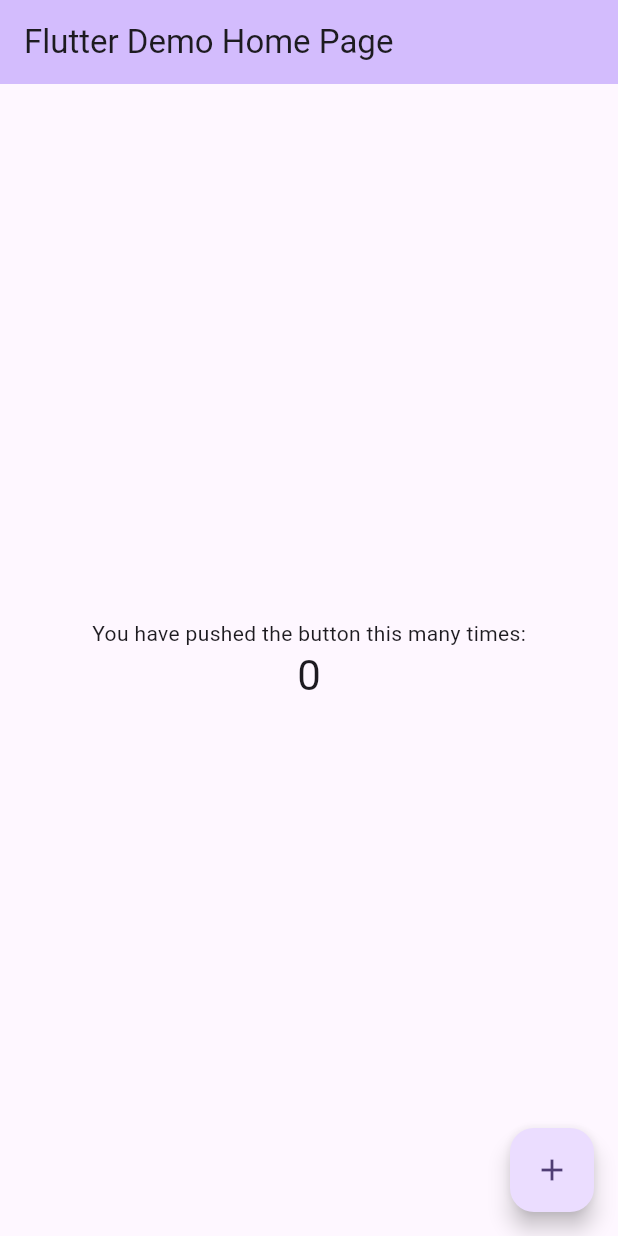
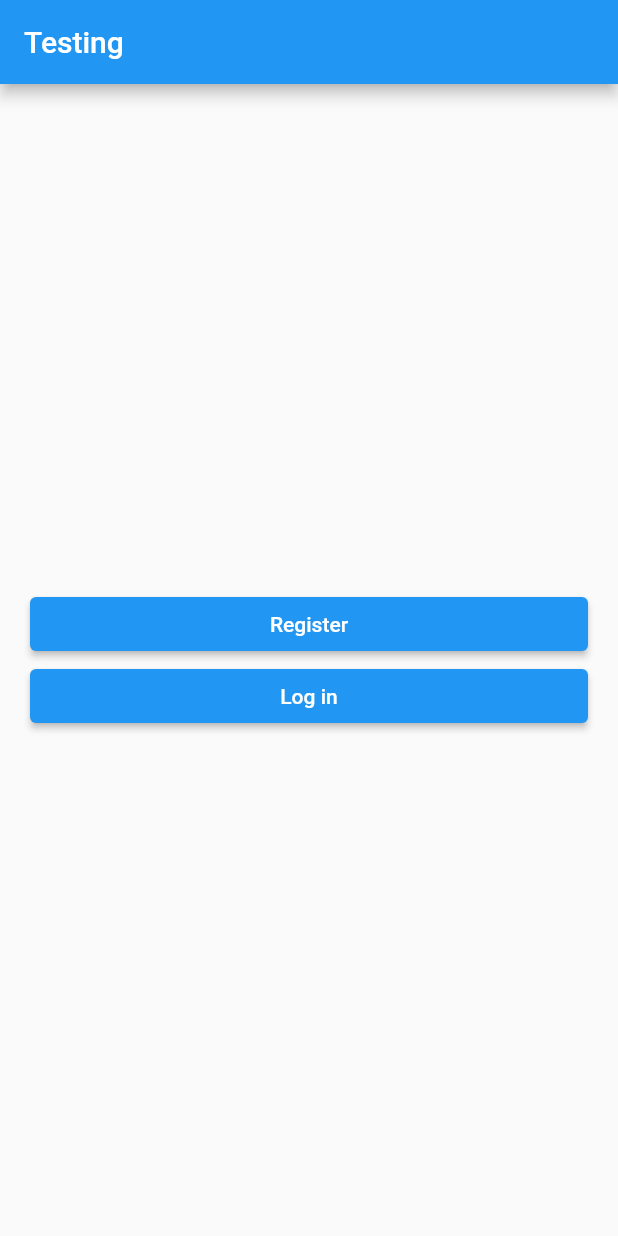
Before and after one commit to krsticmilos02/RMAS, a Flutter app: the screen it shows after launch, on a phone screen of 412 x 824 dp. Run offline on Flutter 3.47's test engine with Material 2 defaults, Android fonts, the phone set to English and light mode, and no system bars; our stand-ins replace firebase_auth, firebase_core, get; accounts and stored records are empty.

```diff
--- a/aplikacija/lib/main.dart
+++ b/aplikacija/lib/main.dart
@@ -1,125 +1,29 @@
+import 'package:firebase_core/firebase_core.dart';
 import 'package:flutter/material.dart';
+import 'package:quiz_city_rmas/authentication_repository/authentication_repository.dart';
+import 'package:quiz_city_rmas/firebase_options.dart';
+import 'package:quiz_city_rmas/login_screen/login_screen.dart';
+import 'login_screen/login_screen.dart';
+import 'register_screen/register_screen.dart';
+import 'package:get/get.dart';
+import 'screens/welcome_screen_widget.dart';
 
-void main() {
-  runApp(const MyApp());
+Future<void> main() async {
+  WidgetsFlutterBinding.ensureInitialized();
+
+  await Firebase.initializeApp(
+    options: DefaultFirebaseOptions.currentPlatform,
+  ).then((value) => Get.put(AuthenticationRepository()));
+  runApp(MyApp());
 }
 
 class MyApp extends StatelessWidget {
   const MyApp({super.key});
 
-  // This widget is the root of your application.
   @override
   Widget build(BuildContext context) {
-    return MaterialApp(
-      title: 'Flutter Demo',
-      theme: ThemeData(
-        // This is the theme of your application.
-        //
-        // TRY THIS: Try running your application with "flutter run". You'll see
-        // the application has a blue toolbar. Then, without quitting the app,
-        // try changing the seedColor in the colorScheme below to Colors.green
-        // and then invoke "hot reload" (save your changes or press the "hot
-        // reload" button in a Flutter-supported IDE, or press "r" if you used
-        // the command line to start the app).
-        //
-        // Notice that the counter didn't reset back to zero; the application
-        // state is not lost during the reload. To reset the state, use hot
-        // restart instead.
-        //
-        // This works for code too, not just values: Most code changes can be
-        // tested with just a hot reload.
-        colorScheme: ColorScheme.fromSeed(seedColor: Colors.deepPurple),
-        useMaterial3: true,
-      ),
-      home: const MyHomePage(title: 'Flutter Demo Home Page'),
+    return GetMaterialApp(
+      home: WelcomeScreen(),
     );
   }
 }
-
-class MyHomePage extends StatefulWidget {
-  const MyHomePage({super.key, required this.title});
-
-  // This widget is the home page of your application. It is stateful, meaning
-  // that it has a State object (defined below) that contains fields that affect
-  // how it looks.
-
-  // This class is the configuration for the state. It holds the values (in this
-  // case the title) provided by the parent (in this case the App widget) and
-  // used by the build method of the State. Fields in a Widget subclass are
-  // always marked "final".
-
-  final String title;
-
-  @override
-  State<MyHomePage> createState() => _MyHomePageState();
-}
-
-class _MyHomePageState extends State<MyHomePage> {
-  int _counter = 0;
-
-  void _incrementCounter() {
-    setState(() {
-      // This call to setState tells the Flutter framework that something has
-      // changed in this State, which causes it to rerun the build method below
-      // so that the display can reflect the updated values. If we changed
-      // _counter without calling setState(), then the build method would not be
-      // called again, and so nothing would appear to happen.
-      _counter++;
-    });
-  }
-
-  @override
-  Widget build(BuildContext context) {
-    // This method is rerun every time setState is called, for instance as done
-    // by the _incrementCounter method above.
-    //
-    // The Flutter framework has been optimized to make rerunning build methods
-    // fast, so that you can just rebuild anything that needs updating rather
-    // than having to individually change instances of widgets.
-    return Scaffold(
-      appBar: AppBar(
-        // TRY THIS: Try changing the color here to a specific color (to
-        // Colors.amber, perhaps?) and trigger a hot reload to see the AppBar
-        // change color while the other colors stay the same.
-        backgroundColor: Theme.of(context).colorScheme.inversePrimary,
-        // Here we take the value from the MyHomePage object that was created by
-        // the App.build method, and use it to set our appbar title.
-        title: Text(widget.title),
-      ),
-      body: Center(
-        // Center is a layout widget. It takes a single child and positions it
-        // in the middle of the parent.
-        child: Column(
-          // Column is also a layout widget. It takes a list of children and
-          // arranges them vertically. By default, it sizes itself to fit its
-          // children horizontally, and tries to be as tall as its parent.
-          //
-          // Column has various properties to control how it sizes itself and
-          // how it positions its children. Here we use mainAxisAlignment to
-          // center the children vertically; the main axis here is the vertical
-          // axis because Columns are vertical (the cross axis would be
-          // horizontal).
-          //
-          // TRY THIS: Invoke "debug painting" (choose the "Toggle Debug Paint"
-          // action in the IDE, or press "p" in the console), to see the
-          // wireframe for each widget.
-          mainAxisAlignment: MainAxisAlignment.center,
-          children: <Widget>[
-            const Text(
-              'You have pushed the button this many times:',
-            ),
-            Text(
-              '$_counter',
-              style: Theme.of(context).textTheme.headlineMedium,
-            ),
-          ],
-        ),
-      ),
-      floatingActionButton: FloatingActionButton(
-        onPressed: _incrementCounter,
-        tooltip: 'Increment',
-        child: const Icon(Icons.add),
-      ), // This trailing comma makes auto-formatting nicer for build methods.
-    );
-  }
-}
--- /dev/null
+++ b/aplikacija/lib/screens/welcome_screen_widget.dart
@@ -0,0 +1,43 @@
+import 'package:flutter/material.dart';
+import 'package:quiz_city_rmas/register_screen/register_screen.dart';
+import 'package:quiz_city_rmas/login_screen/login_screen.dart';
+
+class WelcomeScreen extends StatelessWidget {
+  const WelcomeScreen({
+    super.key,
+  });
+
+  @override
+  Widget build(BuildContext context) {
+    return Scaffold(
+      appBar: AppBar(
+        title: Text('Testing'),
+      ),
+      body: Container(
+        padding: EdgeInsets.all(20.0),
+        child: Column(
+          mainAxisAlignment: MainAxisAlignment.center,
+          crossAxisAlignment: CrossAxisAlignment.stretch,
+          children: [
+            ElevatedButton(
+                onPressed: () {
+                  Navigator.push(
+                    context,
+                    MaterialPageRoute(builder: (context) => RegisterScreen()),
+                  );
+                },
+                child: Text('Register')),
+            ElevatedButton(
+                onPressed: () {
+                  Navigator.push(
+                    context,
+                    MaterialPageRoute(builder: (context) => LoginScreen()),
+                  );
+                },
+                child: Text('Log in')),
+          ],
+        ),
+      ),
+    );
+  }
+}
--- a/aplikacija/pubspec.yaml
+++ b/aplikacija/pubspec.yaml
@@ -35,6 +35,10 @@ dependencies:
   # The following adds the Cupertino Icons font to your application.
   # Use with the CupertinoIcons class for iOS style icons.
   cupertino_icons: ^1.0.2
+  firebase_core: ^2.15.0
+  cloud_firestore: ^4.8.4
+  firebase_auth: ^4.7.2
+  get: ^4.6.5
 
 dev_dependencies:
   flutter_test:
```
Also changed, not shown: aplikacija/lib/authentication_repository/authentication_repository.dart (added, +51 -0 lines), aplikacija/lib/authentication_repository/exceptions/register_email_password_failure.dart (added, +23 -0 lines), aplikacija/lib/controllers/login_controller.dart (added, +16 -0 lines), aplikacija/lib/controllers/register_controller.dart (added, +18 -0 lines), aplikacija/lib/dashboard/dashboard_screen.dart (added, +38 -0 lines), aplikacija/lib/login_screen/login_form_widget.dart (added, +65 -0 lines), aplikacija/lib/login_screen/login_screen.dart (added, +54 -0 lines), aplikacija/lib/register_screen/register_footer_widget.dart (added, +41 -0 lines), aplikacija/lib/register_screen/register_form_widget.dart (added, +94 -0 lines), aplikacija/lib/register_screen/register_screen.dart (added, +35 -0 lines), aplikacija/lib/firebase_options.dart (added), aplikacija/pubspec.lock, 4 other files.
